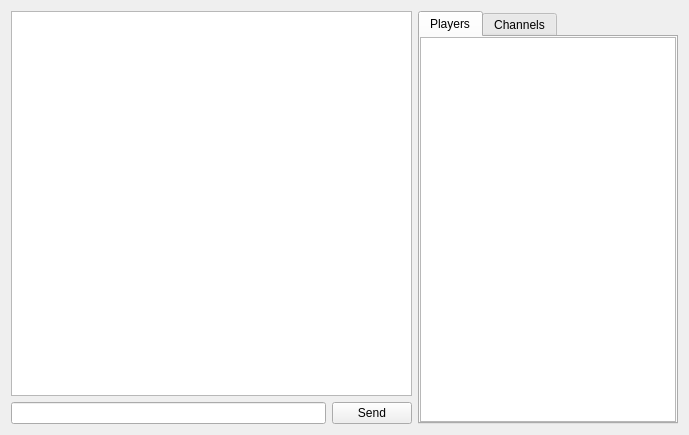
The window that Server/mainwindow.ui (SongSing/MrSaturnOnline) describes before a commit, drawn with Qt 5.
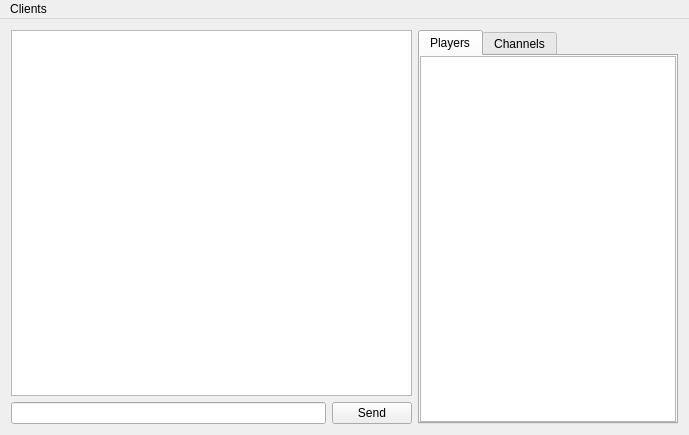
The same window after the commit. The open tabs and pages were chosen to show the change.

```diff
--- a/Server/mainwindow.ui
+++ b/Server/mainwindow.ui
@@ -351,6 +351,13 @@
      <height>20</height>
     </rect>
    </property>
+   <widget class="QMenu" name="menuClients">
+    <property name="title">
+     <string>Clients</string>
+    </property>
+    <addaction name="actionSet_Chat_Background"/>
+   </widget>
+   <addaction name="menuClients"/>
   </widget>
  </widget>
  <layoutdefault spacing="6" margin="11"/>
```
Left out of the diff: 7 changed lines with no effect on the pictures.
